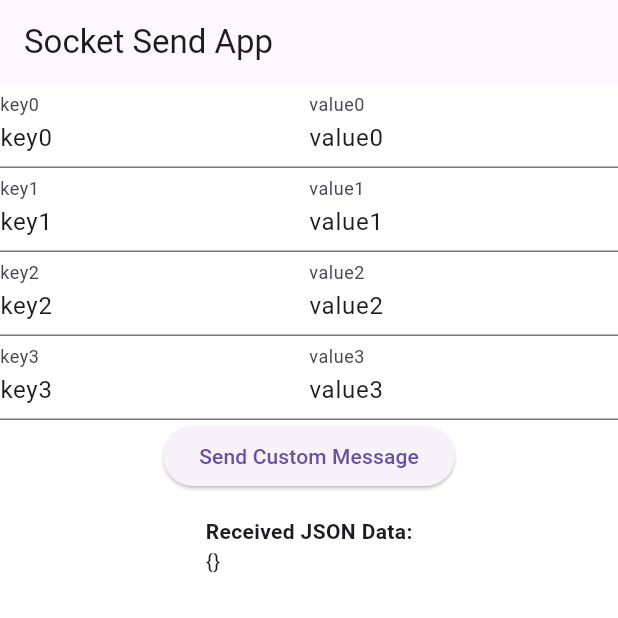
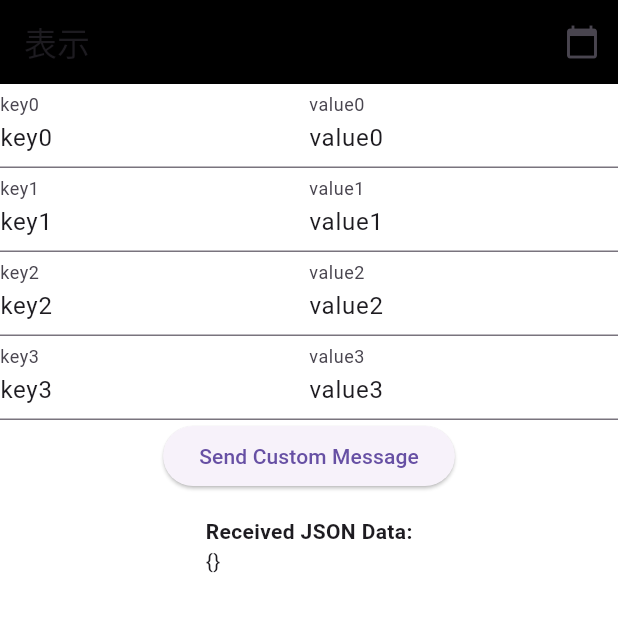
Before and after one commit to sota1111/socket, a Flutter app: the screen it shows after launch, on a phone screen of 412 x 824 dp, the top half of it. Run offline on Flutter 3.47's test engine with Material 3 defaults, Android fonts, the phone set to English and light mode, and no system bars; our stand-ins replace flutter_riverpod.

Commit message:
カレンダーを追加

```diff
--- a/client_dart/lib/main.dart
+++ b/client_dart/lib/main.dart
@@ -10,29 +10,80 @@ import 'config.dart';
 
 void main() async {
   WidgetsFlutterBinding.ensureInitialized();
-  // LogManager インスタンスを作成してログファイルを初期化
   final logManager = LogManager();
   await logManager.initLogFile();
+  SocketCom.instance.logManager = logManager;
 
-  // LogManager インスタンスを SocketCom にセット
-  SocketCom.instance.logManager = logManager;
   runApp(
-    const ProviderScope(
-      child: MyApp(),
+    MaterialApp(
+      home: ProviderScope(
+        child: Builder(
+          builder: (context) => const PlotDataPage(),
+        ),
+      ),
     ),
   );
 }
 
-class MyApp extends StatelessWidget {
-  const MyApp({super.key});
+
+
+class PlotDataPage extends StatefulWidget {
+  const PlotDataPage({super.key});
+
+  @override
+  PlotDataState createState() => PlotDataState();
+}
+
+class PlotDataState extends State<PlotDataPage> {
+  DateTime? selectedDate;
+  String? formattedDate;
+
+  @override
+  void initState() {
+    super.initState();
+    selectedDate = DateTime.now();
+    formattedDate = formatDate(selectedDate!);
+  }
+
+  String formatDate(DateTime date) {
+    return "${date.year}-${date.month.toString()}-${date.day.toString()}";
+  }
+
+  Future<void> _selectDate(BuildContext context) async {
+    final DateTime? picked = await showDatePicker(
+      context: context,
+      initialDate: selectedDate ?? DateTime.now(),
+      firstDate: DateTime(2000),
+      lastDate: DateTime(2101),
+    );
+    if (picked != null && picked != selectedDate) {
+      setState(() {
+        selectedDate = DateTime(picked.year, picked.month, picked.day);
+        formattedDate = formatDate(selectedDate!);
+        //debugPrint(formattedDate);
+      });
+    }
+  }
 
   @override
   Widget build(BuildContext context) {
+    //double width = MediaQuery.of(context).size.width;
     return MaterialApp(
       home: ProviderScope(
         child: Scaffold(
           backgroundColor: Colors.white,
-          appBar: AppBar(title: const Text('Socket Send App')),
+          appBar: AppBar(
+            title: const Text("表示"),
+            backgroundColor: Colors.black,
+            actions: [
+              IconButton(
+                icon: const Icon(Icons.calendar_today),
+                onPressed: () {
+                  _selectDate(context);
+                },
+              ),
+            ],
+          ),
           body: Column(
             children: [
               env == 'linux' ? const SocketWidget() : Container(),
```
